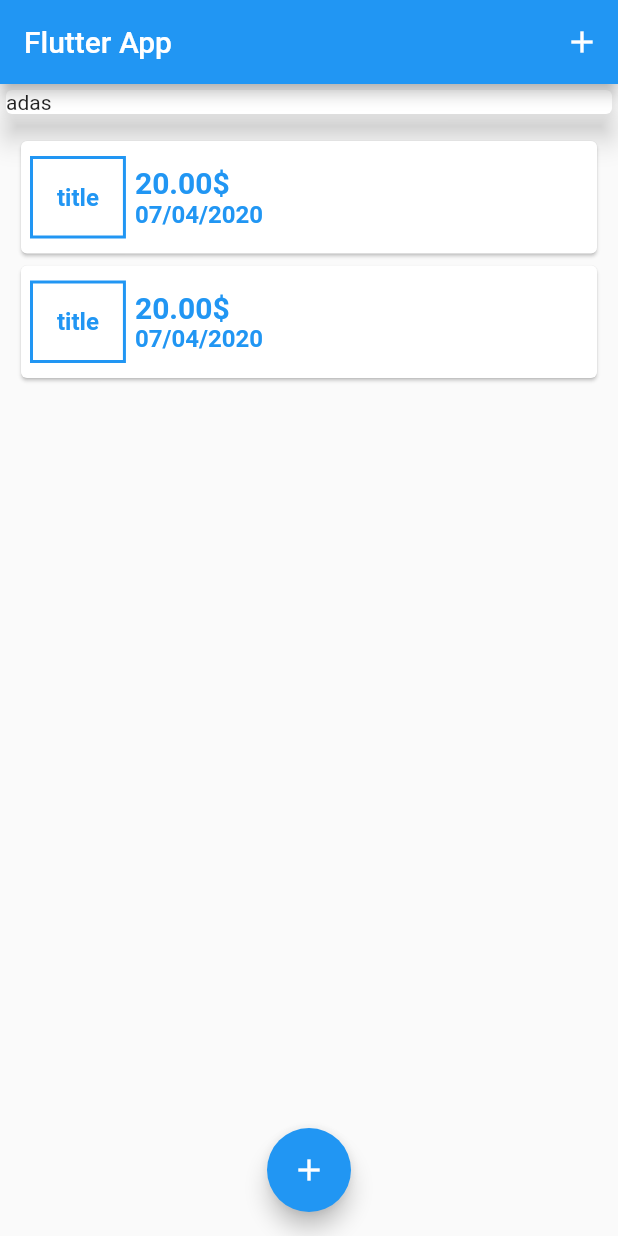
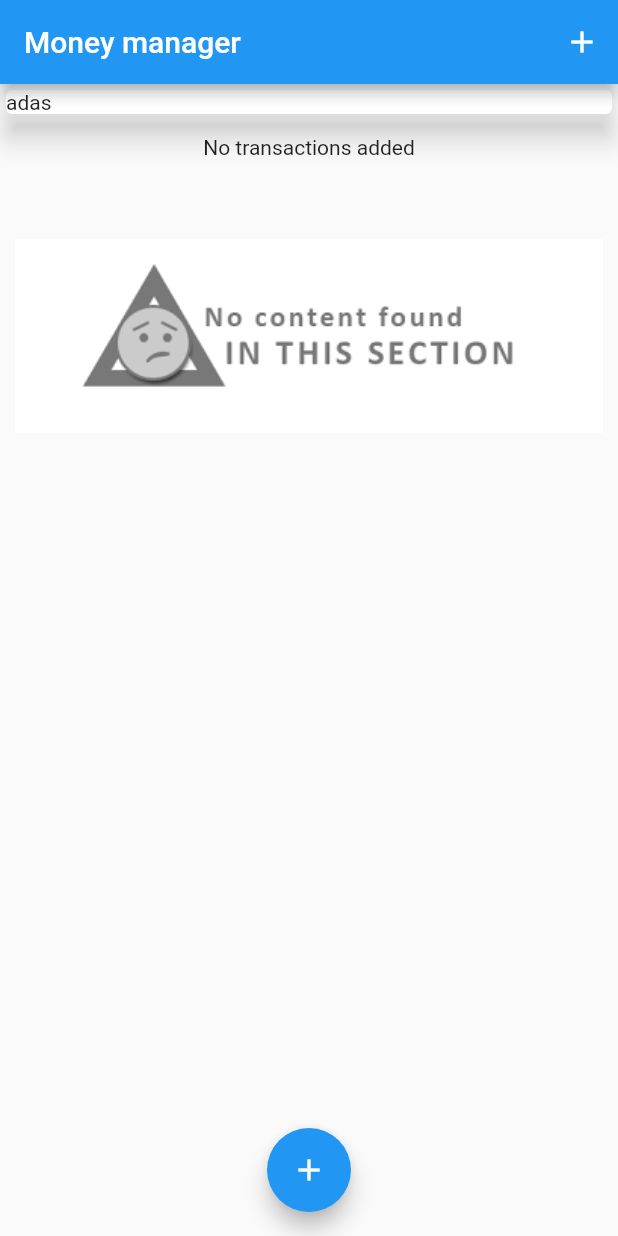
Before and after one commit to Tamir198/money-manager, a Flutter app: the screen it shows after launch, on a phone screen of 412 x 824 dp. Run offline on Flutter 3.47's test engine with Material 2 defaults, Android fonts, the phone set to English and light mode, and no system bars.

Commit message:
Adding default "no content" image and text

```diff
--- a/lib/main.dart
+++ b/lib/main.dart
@@ -18,9 +18,8 @@ class MyApp extends StatefulWidget {
 
 class _MyAppState extends State<MyApp> {
   final List<Transaction> _transactionLIst = [
-    Transaction(
-        id: "my id", title: "title", amount: 20.0, date: DateTime.now()),
-    Transaction(id: "my id", title: "title", amount: 20.0, date: DateTime.now())
+   // Transaction(id: "my id", title: "title", amount: 20.0, date: DateTime.now()),
+   // Transaction(id: "my id", title: "title", amount: 20.0, date: DateTime.now())
   ];
 
   void _addNewTransaction(String title, double amount) {
@@ -53,7 +52,7 @@ class _MyAppState extends State<MyApp> {
       title: 'Flutter Demooo',
       home: Scaffold(
         appBar: AppBar(
-          title: Text('Flutter App'),
+          title: Text('Money manager'),
           actions: <Widget>[
             IconButton(
               icon: Icon(Icons.add),
--- a/lib/widgets/transaction_list.dart
+++ b/lib/widgets/transaction_list.dart
@@ -8,11 +8,21 @@ class TransactionList extends StatelessWidget {
 
   TransactionList(this.transaction);
 
+  bool isEmpty(){
+    return transaction.isEmpty;
+  }
+
   @override
   Widget build(BuildContext context) {
     return Container(
       height: 300,
-      child: ListView.builder(
+      child: isEmpty()? Column(children: <Widget>[
+        Text("No transactions added"),
+        SizedBox(height: 18,),
+        Container(
+          height: 200,
+            child: Image.asset("images/no_content.png",fit: BoxFit.fitWidth,)),
+      ],) : ListView.builder(
             itemBuilder: (context,index) {
               return Card(
                 child: Row(
--- a/pubspec.yaml
+++ b/pubspec.yaml
@@ -42,8 +42,8 @@ flutter:
   uses-material-design: true
 
   # To add assets to your application, add an assets section, like this:
-  # assets:
-  #   - images/a_dot_burr.jpeg
+  assets:
+    - images/
   #   - images/a_dot_ham.jpeg
 
   # An image asset can refer to one or more resolution-specific "variants", see
```
Also changed, not shown: images/no_content.png (added).
